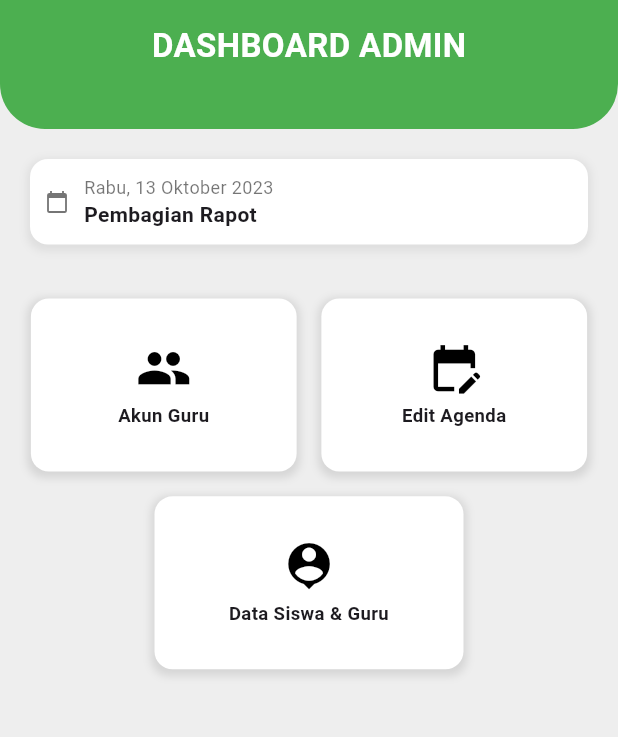
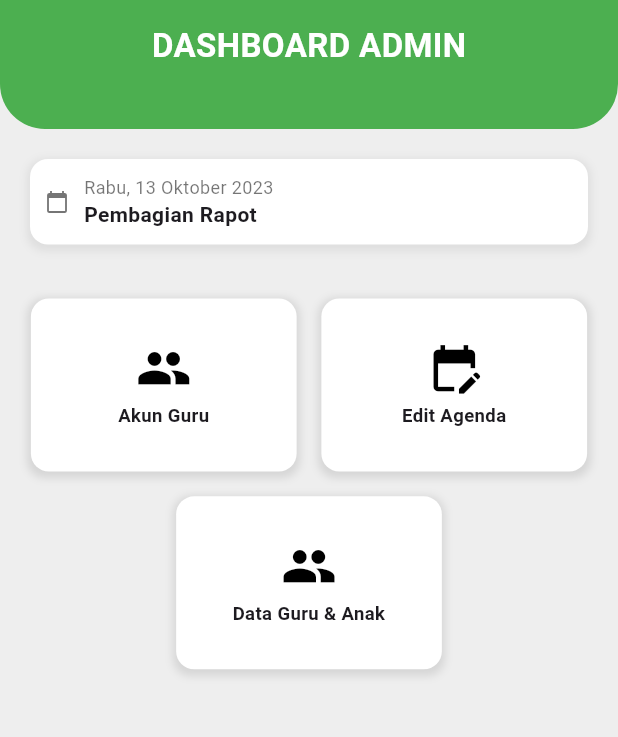
Before and after one commit to danyzahir/PROYEK_3, a Flutter app: the AdminDashboard screen opened directly with empty values, on a phone screen of 412 x 824 dp, the part 135-872 px from its top. Run offline on Flutter 3.47's test engine with Material 3 defaults, Android fonts, the phone set to English and light mode, and no system bars; our stand-ins replace cloud_firestore, firebase_auth, firebase_core, image_picker; accounts and stored records are empty.

Commit message:
tambahan front end data anak & guru

```diff
--- a/lib/screens/Admin.dart
+++ b/lib/screens/Admin.dart
@@ -2,6 +2,7 @@ import 'package:flutter/material.dart';
 import 'package:firebase_auth/firebase_auth.dart';
 import 'login.dart';
 import 'akun_guru.dart';
+import 'data_guru_anak_admin.dart';
 
 class AdminDashboard extends StatelessWidget {
   final String username;
@@ -29,7 +30,6 @@ class AdminDashboard extends StatelessWidget {
             ),
             child: Column(
               children: [
-
                 Row(
                   mainAxisAlignment: MainAxisAlignment.spaceBetween,
                   children: [
@@ -41,7 +41,8 @@ class AdminDashboard extends StatelessWidget {
                       children: [
                         Text(
                           username,
-                          style: const TextStyle(fontSize: 16, color: Colors.white),
+                          style: const TextStyle(
+                              fontSize: 16, color: Colors.white),
                         ),
                         const SizedBox(width: 10),
                         PopupMenuButton<String>(
@@ -50,7 +51,8 @@ class AdminDashboard extends StatelessWidget {
                               await FirebaseAuth.instance.signOut();
                               Navigator.pushAndRemoveUntil(
                                 context,
-                                MaterialPageRoute(builder: (context) => const LoginScreen()),
+                                MaterialPageRoute(
+                                    builder: (context) => const LoginScreen()),
                                 (route) => false,
                               );
                             }
@@ -73,7 +75,8 @@ class AdminDashboard extends StatelessWidget {
                           child: CircleAvatar(
                             backgroundColor: Colors.grey[300],
                             radius: 18,
-                            child: const Icon(Icons.person, color: Colors.black),
+                            child:
+                                const Icon(Icons.person, color: Colors.black),
                           ),
                         ),
                       ],
@@ -124,7 +127,8 @@ class AdminDashboard extends StatelessWidget {
                       ),
                       Text(
                         "Pembagian Rapot",
-                        style: TextStyle(fontSize: 14, fontWeight: FontWeight.bold),
+                        style: TextStyle(
+                            fontSize: 14, fontWeight: FontWeight.bold),
                       ),
                     ],
                   ),
@@ -160,7 +164,8 @@ class AdminDashboard extends StatelessWidget {
                               ),
                             );
                           },
-                          child: _menuItem("Akun Guru", Icons.group, screenWidth),
+                          child:
+                              _menuItem("Akun Guru", Icons.group, screenWidth),
                         ),
                       ),
                       SizedBox(
@@ -168,12 +173,27 @@ class AdminDashboard extends StatelessWidget {
                                 (screenWidth * 0.05 * 2 + screenWidth * 0.04)) /
                             2,
                         height: screenHeight * 0.14,
-                        child: _menuItem("Edit Agenda", Icons.edit_calendar, screenWidth),
+                        child: _menuItem(
+                            "Edit Agenda", Icons.edit_calendar, screenWidth),
                       ),
                       SizedBox(
-                        width: screenWidth * 0.5, // full lebar dikurangi padding
+                        width: (screenWidth -
+                                (screenWidth * 0.05 * 2 + screenWidth * 0.04)) /
+                            2,
                         height: screenHeight * 0.14,
-                        child: _menuItem("Data Siswa & Guru", Icons.person_pin, screenWidth),
+                        child: GestureDetector(
+                          onTap: () {
+                            Navigator.push(
+                              context,
+                              MaterialPageRoute(
+                                builder: (context) =>
+                                    DataScreenAdmin(username: username),
+                              ),
+                            );
+                          },
+                          child: _menuItem(
+                              "Data Guru & Anak", Icons.group, screenWidth),
+                        ),
                       ),
                     ],
                   ),
```
